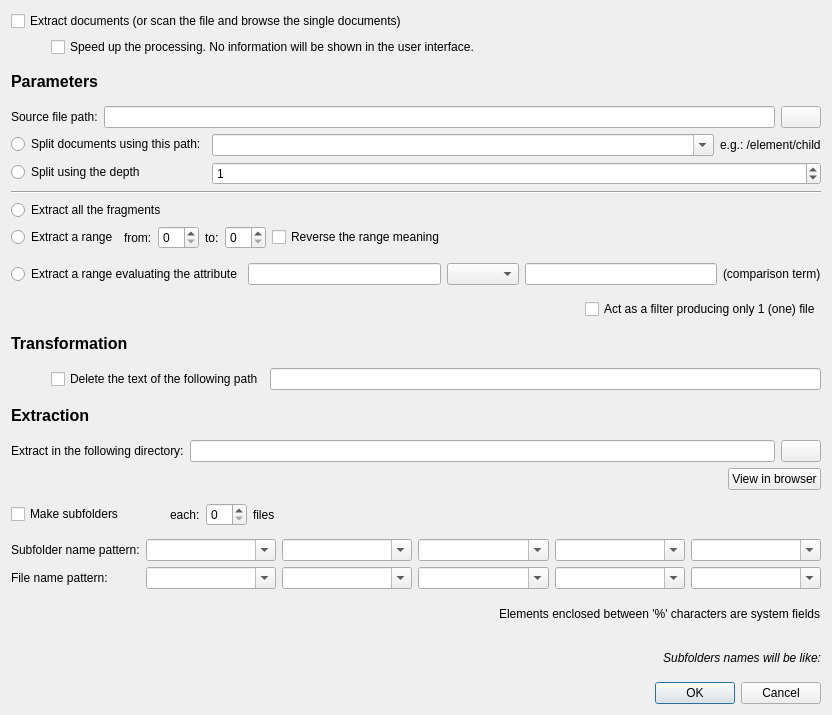
This is src/extraction/extractfragmentsdialog.ui in lbellonda/qxmledit as Qt 5 draws it before an edit. The edited form follows.
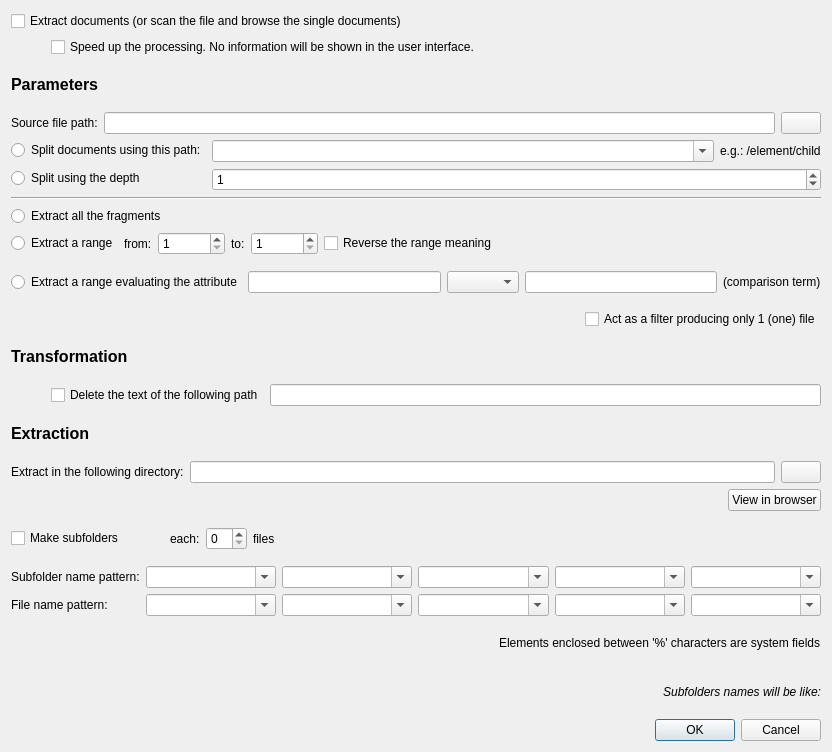
This is the edited form. Icons and pictures are not drawn.

Commit message: Set limits on spinboxes for document extraction.

Diff of the .ui file:
```diff
--- a/src/extraction/extractfragmentsdialog.ui
+++ b/src/extraction/extractfragmentsdialog.ui
@@ -7,7 +7,7 @@
     <x>0</x>
     <y>0</y>
     <width>832</width>
-    <height>715</height>
+    <height>752</height>
    </rect>
   </property>
   <property name="windowTitle">
@@ -216,6 +216,12 @@
        <property name="toolTip">
         <string>The range of fragments to extract starts from 1.</string>
        </property>
+       <property name="minimum">
+        <number>1</number>
+       </property>
+       <property name="maximum">
+        <number>9999999</number>
+       </property>
       </widget>
      </item>
      <item>
@@ -226,7 +232,14 @@
       </widget>
      </item>
      <item>
-      <widget class="QSpinBox" name="rangeMax"/>
+      <widget class="QSpinBox" name="rangeMax">
+       <property name="minimum">
+        <number>1</number>
+       </property>
+       <property name="maximum">
+        <number>9999999</number>
+       </property>
+      </widget>
      </item>
      <item>
       <widget class="QCheckBox" name="reverseRange">
```
Left out of the diff: 1 changed line with no effect on the pictures. The commit also changes 1 other file.
